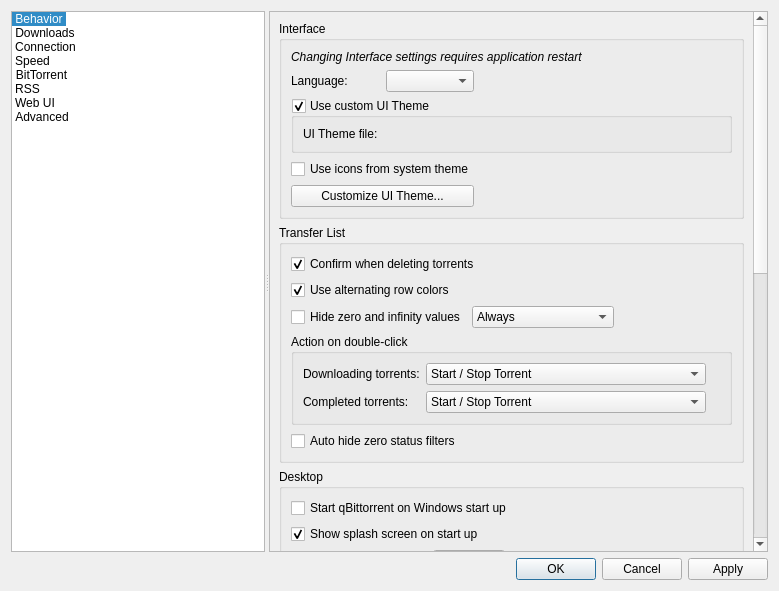
Before: the Qt Designer form src/gui/optionsdialog.ui in SysAdminDoc/qBittorrent-Vanced, drawn with Qt 5.
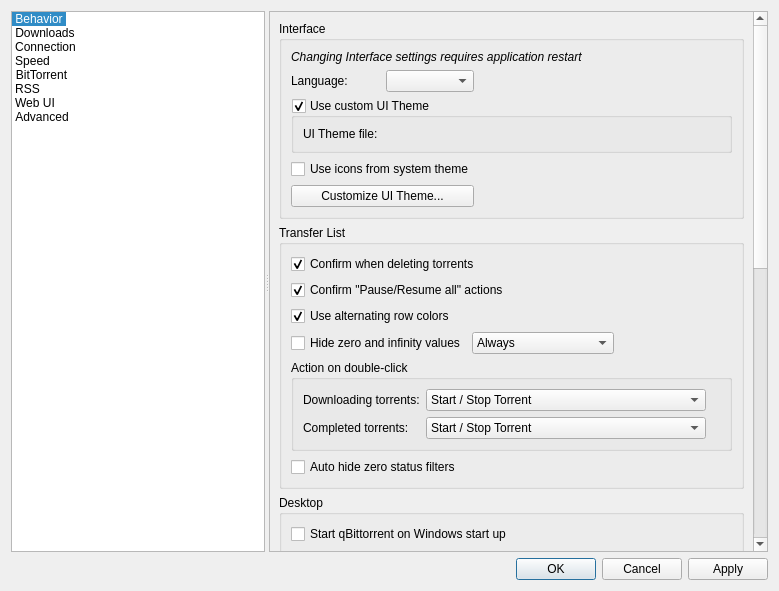
After: the same form once the commit is applied. Custom widgets are drawn as their Qt base class.

Commit message:
Allow to disable confirmation of Pause/Resume All
PR #19067.
Closes #18155.

The edit to the form file:
```diff
--- a/src/gui/optionsdialog.ui
+++ b/src/gui/optionsdialog.ui
@@ -239,6 +239,19 @@
                  </property>
                 </widget>
                </item>
+               <item>
+                <widget class="QCheckBox" name="checkConfirmPauseAndResumeAll">
+                 <property name="toolTip">
+                  <string>Shows a confirmation dialog upon pausing/resuming all the torrents</string>
+                 </property>
+                 <property name="text">
+                  <string>Confirm "Pause/Resume all" actions</string>
+                 </property>
+                 <property name="checked">
+                  <bool>true</bool>
+                 </property>
+                </widget>
+               </item>
                <item>
                 <widget class="QCheckBox" name="checkAltRowColors">
                  <property name="text">
```
The commit also changes 4 other files.
